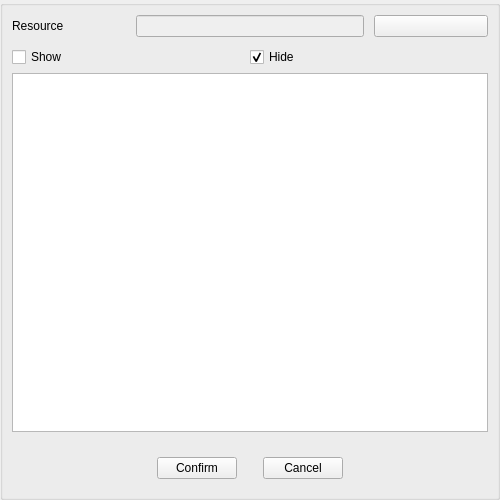
Before: the Qt Designer form src/Editor/Script/IconSnippetOverlay.ui in RemotelyChaotic/JOIPEngine, drawn with Qt 5.
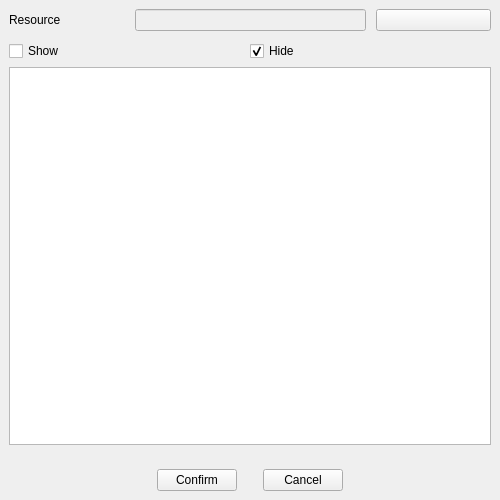
After: the same form once the commit is applied. Custom widgets are drawn as their Qt base class.

Commit message: Dynamically resizable popups for code generation

Diff of the .ui file:
```diff
--- a/src/Editor/Script/IconSnippetOverlay.ui
+++ b/src/Editor/Script/IconSnippetOverlay.ui
@@ -29,62 +29,93 @@
    <property name="spacing">
     <number>0</number>
    </property>
-   <item row="0" column="0">
-    <widget class="QGroupBox" name="groupBox">
-     <property name="title">
-      <string/>
-     </property>
-     <layout class="QGridLayout" name="gridLayout_5">
+   <item row="1" column="0">
+    <widget class="QWidget" name="widget" native="true">
+     <layout class="QGridLayout" name="gridLayout">
+      <item row="2" column="2">
+       <spacer name="horizontalSpacer_3">
+        <property name="orientation">
+         <enum>Qt::Horizontal</enum>
+        </property>
+        <property name="sizeType">
+         <enum>QSizePolicy::Fixed</enum>
+        </property>
+        <property name="sizeHint" stdset="0">
+         <size>
+          <width>20</width>
+          <height>20</height>
+         </size>
+        </property>
+       </spacer>
+      </item>
       <item row="2" column="1">
-       <widget class="QWidget" name="widget_4" native="true">
-        <property name="sizePolicy">
-         <sizepolicy hsizetype="Preferred" vsizetype="Preferred">
-          <horstretch>0</horstretch>
-          <verstretch>0</verstretch>
-         </sizepolicy>
+       <widget class="QPushButton" name="pConfirmButton">
+        <property name="text">
+         <string>Confirm</string>
+        </property>
+       </widget>
+      </item>
+      <item row="2" column="0">
+       <spacer name="horizontalSpacer_2">
+        <property name="orientation">
+         <enum>Qt::Horizontal</enum>
+        </property>
+        <property name="sizeHint" stdset="0">
+         <size>
+          <width>40</width>
+          <height>20</height>
+         </size>
+        </property>
+       </spacer>
+      </item>
+      <item row="2" column="5">
+       <spacer name="horizontalSpacer">
+        <property name="orientation">
+         <enum>Qt::Horizontal</enum>
+        </property>
+        <property name="sizeHint" stdset="0">
+         <size>
+          <width>40</width>
+          <height>20</height>
+         </size>
+        </property>
+       </spacer>
+      </item>
+      <item row="2" column="3">
+       <widget class="QPushButton" name="pCancelButton">
+        <property name="text">
+         <string>Cancel</string>
+        </property>
+       </widget>
+      </item>
+     </layout>
+    </widget>
+   </item>
+   <item row="0" column="0">
+    <widget class="QScrollArea" name="pScrollArea">
+     <property name="frameShape">
+      <enum>QFrame::NoFrame</enum>
+     </property>
+     <property name="frameShadow">
+      <enum>QFrame::Plain</enum>
+     </property>
+     <property name="lineWidth">
+      <number>0</number>
+     </property>
+     <property name="widgetResizable">
+      <bool>true</bool>
+     </property>
+     <widget class="QWidget" name="scrollAreaWidgetContents">
+      <property name="geometry">
+       <rect>
+        <x>0</x>
+        <y>0</y>
+        <width>500</width>
+        <height>459</height>
+       </rect>
         </property>
         <layout class="QGridLayout" name="gridLayout_3">
-         <property name="leftMargin">
-          <number>0</number>
-         </property>
-         <property name="topMargin">
-          <number>0</number>
-         </property>
-         <property name="rightMargin">
-          <number>0</number>
-         </property>
-         <property name="bottomMargin">
-          <number>0</number>
-         </property>
-         <property name="spacing">
-          <number>10</number>
-         </property>
-         <item row="1" column="0">
-          <widget class="QTreeView" name="pResourceSelectTree">
-           <property name="sizePolicy">
-            <sizepolicy hsizetype="Preferred" vsizetype="Expanding">
-             <horstretch>1</horstretch>
-             <verstretch>0</verstretch>
-            </sizepolicy>
-           </property>
-           <property name="alternatingRowColors">
-            <bool>true</bool>
-           </property>
-           <property name="sortingEnabled">
-            <bool>true</bool>
-           </property>
-           <property name="animated">
-            <bool>true</bool>
-           </property>
-          </widget>
-         </item>
-         <item row="2" column="0">
-          <widget class="CSearchWidget" name="pFilter" native="true"/>
-         </item>
-        </layout>
-       </widget>
-      </item>
-      <item row="1" column="1">
+       <item row="0" column="0">
        <widget class="QWidget" name="widget_5" native="true">
         <layout class="QGridLayout" name="gridLayout_6">
          <property name="leftMargin">
@@ -173,86 +204,47 @@
         </layout>
        </widget>
       </item>
-      <item row="3" column="1">
-       <widget class="QWidget" name="widget" native="true">
-        <layout class="QGridLayout" name="gridLayout">
-         <item row="2" column="2">
-          <spacer name="horizontalSpacer_3">
-           <property name="orientation">
-            <enum>Qt::Horizontal</enum>
-           </property>
-           <property name="sizeType">
-            <enum>QSizePolicy::Fixed</enum>
-           </property>
-           <property name="sizeHint" stdset="0">
-            <size>
-             <width>20</width>
-             <height>20</height>
-            </size>
-           </property>
-          </spacer>
-         </item>
-         <item row="2" column="1">
-          <widget class="QPushButton" name="pConfirmButton">
-           <property name="text">
-            <string>Confirm</string>
+       <item row="1" column="0">
+        <widget class="QTreeView" name="pResourceSelectTree">
+         <property name="sizePolicy">
+          <sizepolicy hsizetype="Preferred" vsizetype="Expanding">
+           <horstretch>1</horstretch>
+           <verstretch>0</verstretch>
+          </sizepolicy>
+         </property>
+         <property name="alternatingRowColors">
+          <bool>true</bool>
+         </property>
+         <property name="sortingEnabled">
+          <bool>true</bool>
+         </property>
+         <property name="animated">
+          <bool>true</bool>
            </property>
           </widget>
          </item>
          <item row="2" column="0">
-          <spacer name="horizontalSpacer_2">
-           <property name="orientation">
-            <enum>Qt::Horizontal</enum>
-           </property>
-           <property name="sizeHint" stdset="0">
-            <size>
-             <width>40</width>
-             <height>20</height>
-            </size>
-           </property>
-          </spacer>
-         </item>
-         <item row="2" column="5">
-          <spacer name="horizontalSpacer">
-           <property name="orientation">
-            <enum>Qt::Horizontal</enum>
-           </property>
-           <property name="sizeHint" stdset="0">
-            <size>
-             <width>40</width>
-             <height>20</height>
-            </size>
-           </property>
-          </spacer>
-         </item>
-         <item row="2" column="3">
-          <widget class="QPushButton" name="pCancelButton">
-           <property name="text">
-            <string>Cancel</string>
-           </property>
-          </widget>
-         </item>
-        </layout>
-       </widget>
-      </item>
-     </layout>
+        <widget class="CSearchWidget" name="pFilter" native="true"/>
+       </item>
+      </layout>
+     </widget>
     </widget>
    </item>
   </layout>
  </widget>
  <customwidgets>
-  <customwidget>
-   <class>CSearchWidget</class>
-   <extends>QWidget</extends>
-   <header>Widgets/SearchWidget.h</header>
-   <container>1</container>
-  </customwidget>
   <customwidget>
    <class>COverlayBase</class>
    <extends>QWidget</extends>
    <header>Widgets/OverlayBase.h</header>
    <container>1</container>
   </customwidget>
+  <customwidget>
+   <class>CSearchWidget</class>
+   <extends>QWidget</extends>
+   <header>Widgets/SearchWidget.h</header>
+   <container>1</container>
+  </customwidget>
  </customwidgets>
  <resources/>
  <connections/>
```
Lines whose indentation alone changed are shown as unchanged. The commit also changes 23 other files.
